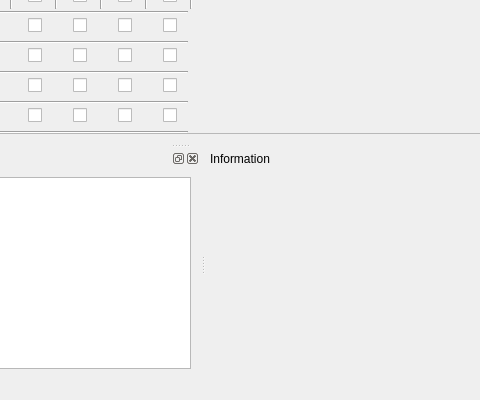
Old version of the form Boolean_set_operations_2/demo/Boolean_set_operations_2/UiFiles/Boolean_set_operations_2.ui in the repository efifogel/cgal; both pictures show x 382 to 862 and y 264 to 664 of the 1124 by 664 pixel window.
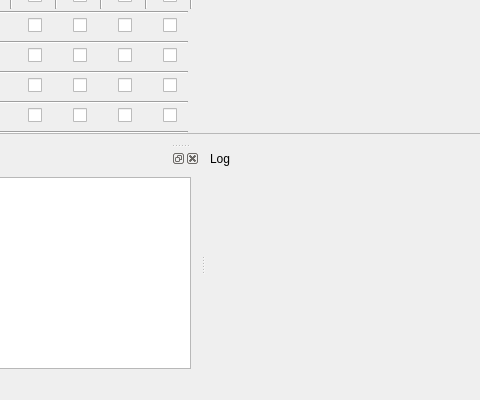
New version of the form. Icons and pictures are not drawn.

The edit to the form file:
```diff
--- a/Boolean_set_operations_2/demo/Boolean_set_operations_2/UiFiles/Boolean_set_operations_2.ui
+++ b/Boolean_set_operations_2/demo/Boolean_set_operations_2/UiFiles/Boolean_set_operations_2.ui
@@ -2548,7 +2548,7 @@
     <set>Qt::LeftDockWidgetArea|Qt::BottomDockWidgetArea</set>
    </property>
    <property name="windowTitle">
-    <string>Information</string>
+    <string>Log</string>
    </property>
    <attribute name="dockWidgetArea">
     <number>8</number>
```
Left out of the diff: 2 changed lines with no effect on the pictures.
